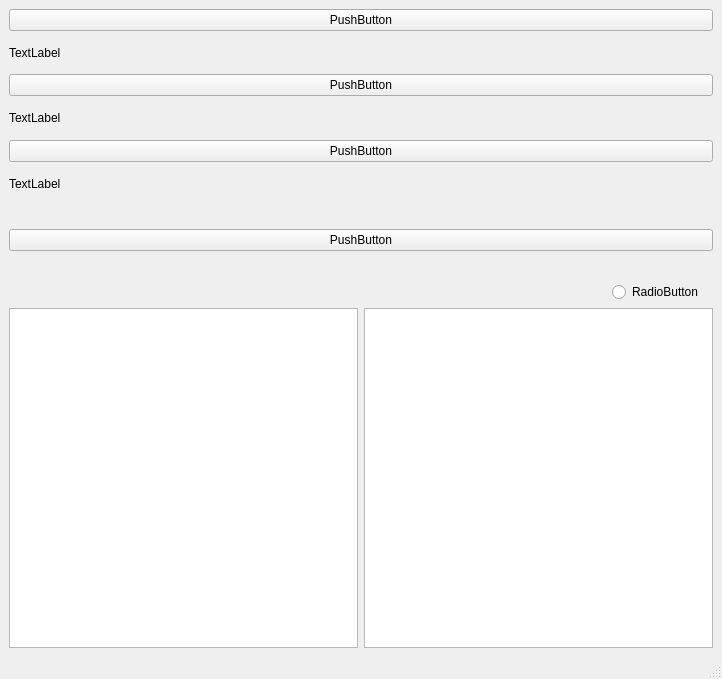
Above: dev/ui/main_window.ui from ledxdeliveryflopp/MKVRebuilder before the change. Below: the same form after it.
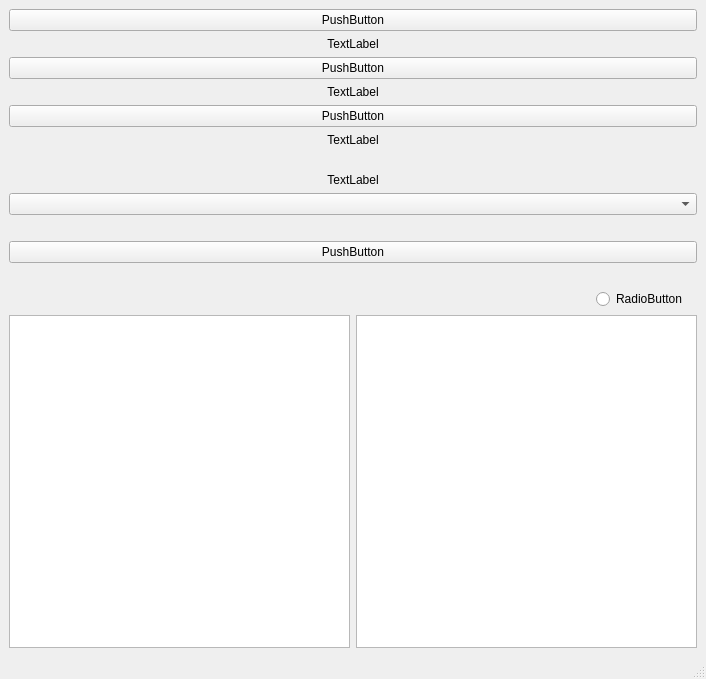
That is the form after the change.

Commit message:
Обновил интерфейс главного окна
Добавил выбор битрейта

Patch:
```diff
--- a/dev/ui/main_window.ui
+++ b/dev/ui/main_window.ui
@@ -6,7 +6,7 @@
    <rect>
     <x>0</x>
     <y>0</y>
-    <width>722</width>
+    <width>706</width>
     <height>679</height>
    </rect>
   </property>
@@ -17,64 +17,73 @@
    <layout class="QVBoxLayout" name="verticalLayout_2">
     <item>
      <layout class="QVBoxLayout" name="main_layout">
-      <item alignment="">
+      <item>
        <widget class="QPushButton" name="source_button">
         <property name="text">
          <string>PushButton</string>
         </property>
        </widget>
       </item>
-      <item alignment="">
+      <item>
        <widget class="QLabel" name="source_label">
         <property name="maximumSize">
          <size>
-          <width>500</width>
+          <width>16777215</width>
           <height>50</height>
          </size>
         </property>
         <property name="text">
          <string>TextLabel</string>
         </property>
+        <property name="alignment">
+         <set>Qt::AlignmentFlag::AlignCenter</set>
+        </property>
        </widget>
       </item>
-      <item alignment="">
+      <item>
        <widget class="QPushButton" name="target_button">
         <property name="text">
          <string>PushButton</string>
         </property>
        </widget>
       </item>
-      <item alignment="">
+      <item>
        <widget class="QLabel" name="target_label">
         <property name="maximumSize">
          <size>
-          <width>500</width>
+          <width>16777215</width>
           <height>50</height>
          </size>
         </property>
         <property name="text">
          <string>TextLabel</string>
         </property>
+        <property name="alignment">
+         <set>Qt::AlignmentFlag::AlignCenter</set>
+        </property>
        </widget>
       </item>
-      <item alignment="">
+      <item>
        <widget class="QPushButton" name="temp_button">
         <property name="text">
          <string>PushButton</string>
         </property>
        </widget>
       </item>
-      <item alignment="">
+      <item>
        <widget class="QLabel" name="temp_label">
         <property name="maximumSize">
          <size>
-          <width>500</width>
+          <width>16777215</width>
           <height>50</height>
          </size>
         </property>
         <property name="text">
          <string>TextLabel</string>
         </property>
+        <property name="alignment">
+         <set>Qt::AlignmentFlag::AlignCenter</set>
+        </property>
        </widget>
       </item>
       <item>
@@ -93,7 +102,36 @@
         </property>
        </spacer>
       </item>
-      <item alignment="|Qt::AlignmentFlag::AlignVCenter">
+      <item>
+       <widget class="QLabel" name="bitrate_label">
+        <property name="text">
+         <string>TextLabel</string>
+        </property>
+        <property name="alignment">
+         <set>Qt::AlignmentFlag::AlignCenter</set>
+        </property>
+       </widget>
+      </item>
+      <item>
+       <widget class="QComboBox" name="bitrate_box"/>
+      </item>
+      <item>
+       <spacer name="verticalSpacer_3">
+        <property name="orientation">
+         <enum>Qt::Orientation::Vertical</enum>
+        </property>
+        <property name="sizeType">
+         <enum>QSizePolicy::Policy::Preferred</enum>
+        </property>
+        <property name="sizeHint" stdset="0">
+         <size>
+          <width>20</width>
+          <height>20</height>
+         </size>
+        </property>
+       </spacer>
+      </item>
+      <item alignment="Qt::AlignmentFlag::Qt::AlignmentFlag::AlignVCenter">
        <widget class="QPushButton" name="settings_button">
         <property name="text">
          <string>PushButton</string>
@@ -131,7 +169,7 @@
           </property>
          </spacer>
         </item>
-        <item alignment="">
+        <item>
          <widget class="QRadioButton" name="subtitles_button">
           <property name="text">
            <string>RadioButton</string>
```
Left out of the diff: 2 changed lines with no effect on the pictures.
